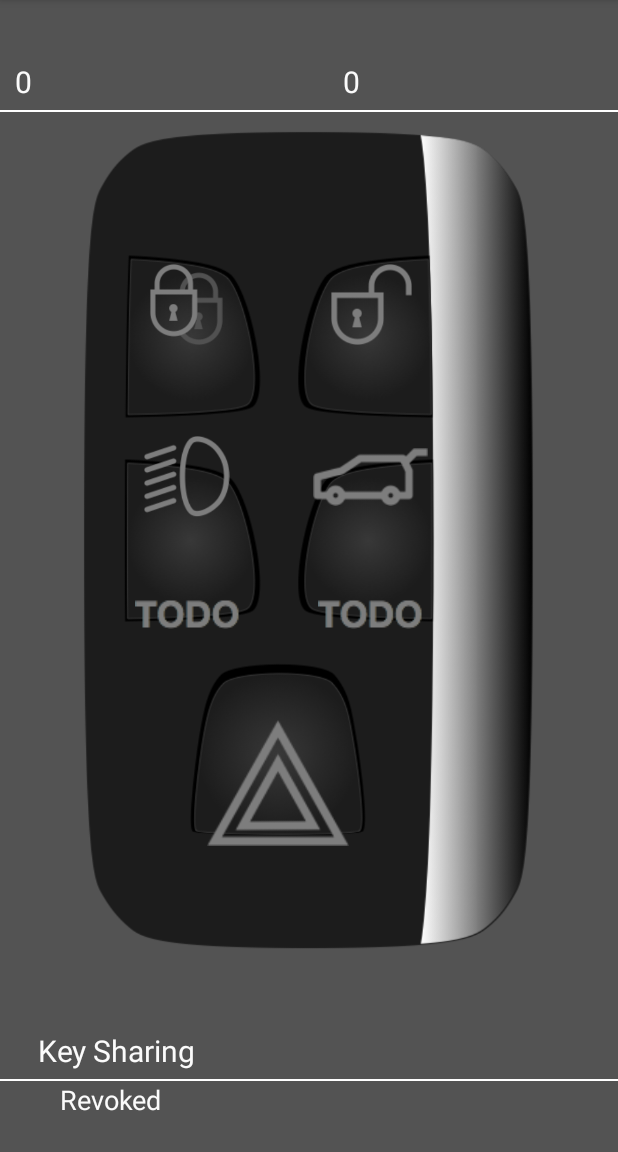
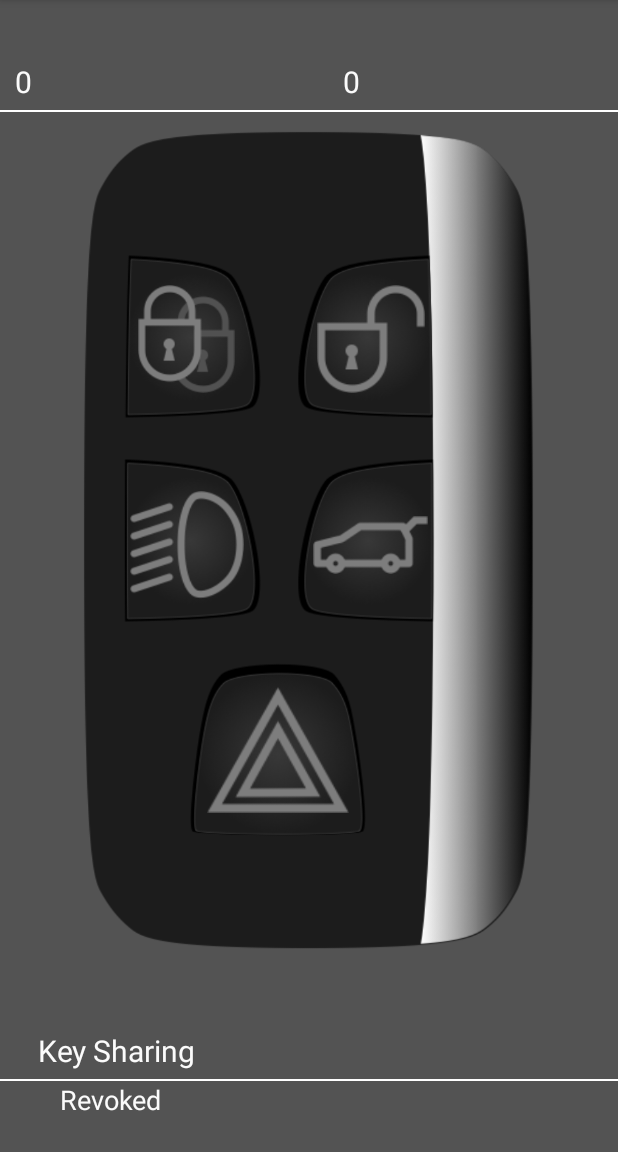
Before and after one commit to PDXostc/rvi_mobile_unlock, an Android app: the fragment LockActivityFragment shown on its own in the app's theme, on a phone screen of 412 x 824 dp, the part 84-1236 px from its top. Run offline under Robolectric (Android 15) with nearby library versions, the phone set to English and light mode, and no system bars; 1 statement that could not run was skipped.

Commit message:
Switched the id on lock/unlock buttons and hid start/stop row.

```diff
--- a/app/src/main/res/layout/fragment_lock.xml
+++ b/app/src/main/res/layout/fragment_lock.xml
@@ -114,7 +114,7 @@
                             android:layout_weight="159">
 
                         <ImageButton
-                                android:id="@+id/unlock"
+                                android:id="@+id/lock"
                                 android:layout_width="0dp"
                                 android:layout_height="match_parent"
                                 android:layout_weight="131"
@@ -125,7 +125,7 @@
                                 android:background="#00000000"
                                 android:scaleType="centerInside"
                                 android:src="@drawable/lock_button"
-                                android:contentDescription="@string/unlock"/>
+                                android:contentDescription="@string/lock"/>
 
                         <View
                                 android:layout_width="0dp"
@@ -133,7 +133,7 @@
                                 android:layout_weight="40"/>
 
                         <ImageButton
-                                android:id="@+id/lock"
+                                android:id="@+id/unlock"
                                 android:layout_width="0dp"
                                 android:layout_height="match_parent"
                                 android:layout_weight="131"
@@ -144,7 +144,7 @@
                                 android:background="#00000000"
                                 android:scaleType="centerInside"
                                 android:src="@drawable/unlock_button"
-                                android:contentDescription="@string/lock"/>
+                                android:contentDescription="@string/unlock"/>
 
                     </LinearLayout>
 
@@ -199,7 +199,7 @@
                             android:orientation="horizontal"
                             android:layout_width="match_parent"
                             android:layout_height="0dp"
-                            android:layout_weight="159">
+                            android:layout_weight="0">
 
                         <ImageButton
                                 android:id="@+id/start"
```
